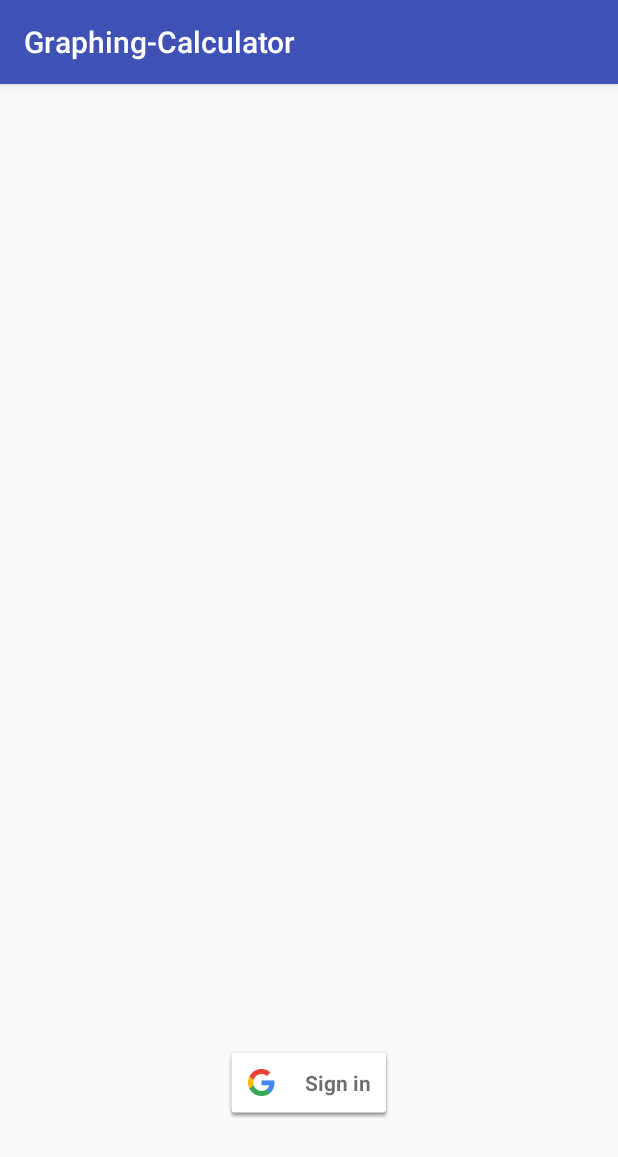
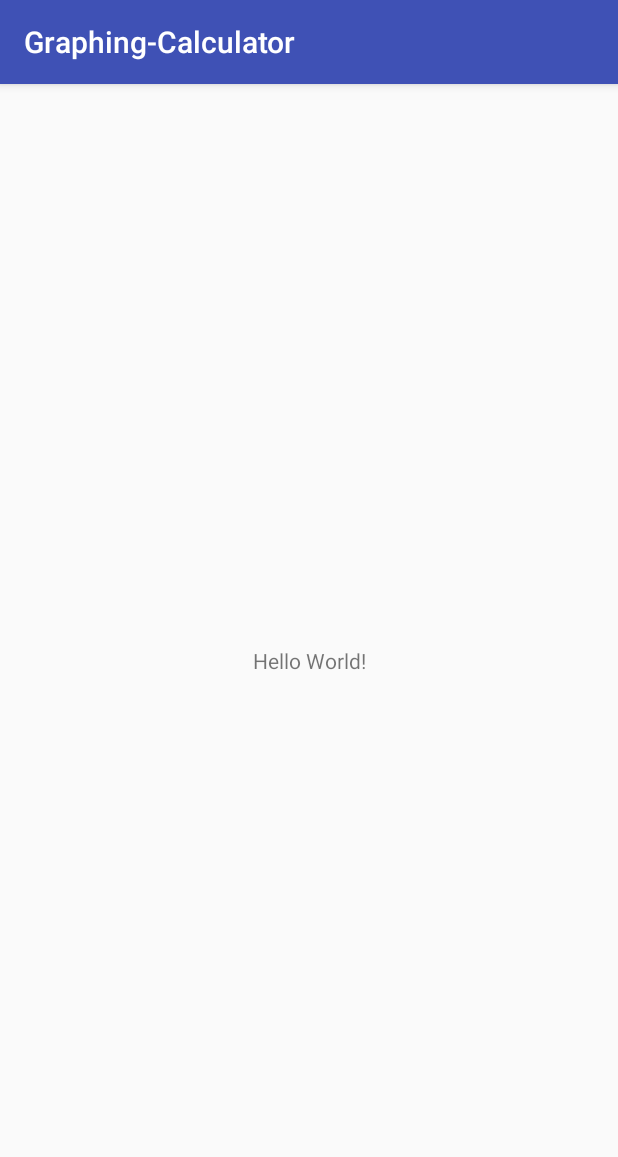
Before and after one commit to jherr029/Graphing-Calculator, an Android app: the screen it shows after launch (MainActivity), on a phone screen of 412 x 824 dp. Shown: the top 1157 px of the screen. Run offline under Robolectric (Android 15) with nearby library versions, the phone set to English and light mode, and no system bars.

Commit message:
Revert "Merge branch 'Mark'"
This reverts commit 1b0e59c0d44f07836f7c8e00efa2f505a948cb7b, reversing
changes made to 8e36512b2f5196180c6f0b814fd1665828b1964a.

```diff
--- a/app/build.gradle
+++ b/app/build.gradle
@@ -22,13 +22,7 @@ dependencies {
     implementation fileTree(dir: 'libs', include: ['*.jar'])
     implementation 'com.android.support:appcompat-v7:26.1.0'
     implementation 'com.android.support.constraint:constraint-layout:1.0.2'
-    implementation 'com.android.support:design:26.1.0'
-    //implementation 'com.google.firebase:firebase-auth:11.0.4'
     testImplementation 'junit:junit:4.12'
     androidTestImplementation 'com.android.support.test:runner:1.0.1'
     androidTestImplementation 'com.android.support.test.espresso:espresso-core:3.0.1'
-
-    compile 'com.google.android.gms:play-services-auth:11.8.0'
 }
-
-//apply plugin: 'com.google.gms.google-services'
--- a/app/src/main/AndroidManifest.xml
+++ b/app/src/main/AndroidManifest.xml
@@ -1,11 +1,6 @@
 <?xml version="1.0" encoding="utf-8"?>
 <manifest xmlns:android="http://schemas.android.com/apk/res/android"
     package="teamteam.graphing_calculator">
-
-    <!-- To auto-complete the email text field in the login form with the user's emails -->
-    <uses-permission android:name="android.permission.GET_ACCOUNTS" />
-    <uses-permission android:name="android.permission.READ_PROFILE" />
-    <uses-permission android:name="android.permission.READ_CONTACTS" />
 
     <application
         android:allowBackup="true"
--- a/app/src/main/java/teamteam/graphing_calculator/LoginModule.java
+++ /dev/null
@@ -1,76 +0,0 @@
-package teamteam.graphing_calculator;
-
-import android.content.Intent;
-import android.support.v7.app.AppCompatActivity;
-import android.util.Log;
-import android.widget.Toast;
-
-import com.google.android.gms.auth.api.signin.GoogleSignIn;
-import com.google.android.gms.auth.api.signin.GoogleSignInAccount;
-import com.google.android.gms.auth.api.signin.GoogleSignInClient;
-import com.google.android.gms.auth.api.signin.GoogleSignInOptions;
-import com.google.android.gms.common.api.ApiException;
-import com.google.android.gms.tasks.Task;
-
-/**
- * Created by makloooo on 2/1/18.
- */
-
-public class LoginModule {
-
-    private AppCompatActivity context;
-
-    GoogleSignInClient mGoogleSignInClient;
-    private GoogleSignInAccount userAccount;
-    private GoogleSignInOptions mGoogleSignInOptions;
-    private int RC_SIGN_IN = 779;
-    private static final String TAG = MainActivity.class.getSimpleName();
-
-    LoginModule(AppCompatActivity activity) {
-        context = activity;
-    }
-
-    protected void onCreate() {
-        // Configures options to request when signing in.
-        // .requestIdToken("617175976667-ljedvh5ceofngqtmu18qt9e2gobgfn6h.apps.googleusercontent.com")
-        GoogleSignInOptions mGoogleSignInOptions = new GoogleSignInOptions.Builder(GoogleSignInOptions.DEFAULT_SIGN_IN)
-                .requestEmail()
-                .build();
-        mGoogleSignInClient = GoogleSignIn.getClient(context, mGoogleSignInOptions);
-    }
-
-    protected void onStart() {
-        // Returns null if no account exists
-        GoogleSignInAccount account = GoogleSignIn.getLastSignedInAccount(context);
-        updateUI(account);
-    }
-
-    protected void onActivityResult(int requestCode, Intent data) {
-        // Result returned from launching the Intent from GoogleSignInApi.getSignInIntent(...);
-        if (requestCode == RC_SIGN_IN) {
-            Task<GoogleSignInAccount> task = GoogleSignIn.getSignedInAccountFromIntent(data);
-            handleSignInResult(task);
-        }
-    }
-
-    protected void signIn() {
-        Intent signInIntent = mGoogleSignInClient.getSignInIntent();
-        context.startActivityForResult(signInIntent, RC_SIGN_IN);
-    }
-
-    protected void updateUI(GoogleSignInAccount user) {
-        userAccount = user;
-        if (user == null) Toast.makeText(context, "Account is null", Toast.LENGTH_SHORT).show();
-        else Toast.makeText(context, userAccount.getEmail(), Toast.LENGTH_SHORT).show();
-    }
-
-    protected void handleSignInResult(Task<GoogleSignInAccount> completedTask) {
-        try {
-            GoogleSignInAccount account = completedTask.getResult(ApiException.class);
-            updateUI(account);
-        } catch (ApiException e) {
-            Log.w(TAG, "signInResult:failed code="+ e.getStatusCode());
-            updateUI(null);
-        }
-    }
-}
--- a/app/src/main/java/teamteam/graphing_calculator/MainActivity.java
+++ b/app/src/main/java/teamteam/graphing_calculator/MainActivity.java
@@ -1,42 +1,13 @@
 package teamteam.graphing_calculator;
 
-import android.content.Intent;
 import android.support.v7.app.AppCompatActivity;
 import android.os.Bundle;
-import android.view.View;
 
-public class MainActivity extends AppCompatActivity implements View.OnClickListener {
-
-    LoginModule mLoginModule;
-
-    MainActivity() { mLoginModule = new LoginModule(this); }
+public class MainActivity extends AppCompatActivity {
 
     @Override
     protected void onCreate(Bundle savedInstanceState) {
         super.onCreate(savedInstanceState);
         setContentView(R.layout.activity_main);
-
-        mLoginModule.onCreate();
-
-        findViewById(R.id.sign_in_button).setOnClickListener(this);
-    }
-
-    @Override
-    protected void onStart() {
-        super.onStart();
-
-        mLoginModule.onStart();
-    }
-
-    @Override
-    public void onClick(View view) {
-        int id = view.getId();
-        if (id == R.id.sign_in_button) mLoginModule.signIn();
-    }
-
-    @Override
-    public void onActivityResult(int requestCode, int resultCode, Intent data) {
-        super.onActivityResult(requestCode, resultCode, data);
-        mLoginModule.onActivityResult(requestCode, data);
     }
 }
--- a/app/src/main/res/layout/activity_main.xml
+++ b/app/src/main/res/layout/activity_main.xml
@@ -6,13 +6,13 @@
     android:layout_height="match_parent"
     tools:context="teamteam.graphing_calculator.MainActivity">
 
-    <com.google.android.gms.common.SignInButton
-        android:id="@+id/sign_in_button"
+    <TextView
         android:layout_width="wrap_content"
         android:layout_height="wrap_content"
-        android:layout_marginBottom="78dp"
+        android:text="Hello World!"
         app:layout_constraintBottom_toBottomOf="parent"
-        app:layout_constraintEnd_toEndOf="parent"
-        app:layout_constraintStart_toStartOf="parent" />
+        app:layout_constraintLeft_toLeftOf="parent"
+        app:layout_constraintRight_toRightOf="parent"
+        app:layout_constraintTop_toTopOf="parent" />
 
 </android.support.constraint.ConstraintLayout>
--- a/app/src/main/res/values/dimens.xml
+++ /dev/null
@@ -1,5 +0,0 @@
-<resources>
-    <!-- Default screen margins, per the Android Design guidelines. -->
-    <dimen name="activity_horizontal_margin">16dp</dimen>
-    <dimen name="activity_vertical_margin">16dp</dimen>
-</resources>
--- a/build.gradle
+++ b/build.gradle
@@ -1,4 +1,4 @@
-// Top-level build file where you can add configuration options common to all sub-projects/modules
+// Top-level build file where you can add configuration options common to all sub-projects/modules.
 
 buildscript {
 
@@ -9,9 +9,9 @@ buildscript {
     dependencies {
         classpath 'com.android.tools.build:gradle:3.0.1'
 
+
         // NOTE: Do not place your application dependencies here; they belong
         // in the individual module build.gradle files
-        // classpath 'com.google.gms:google-services:3.1.0'
     }
 }
 
```
Also changed, not shown: app/src/main/res/values/strings.xml (+0 -15 lines), 1 other file.
